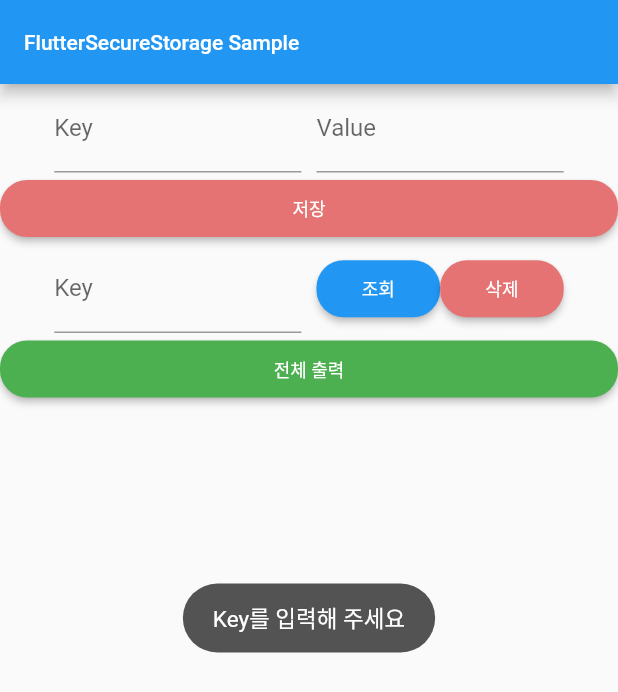
After one commit to baekhj/flutter_widget_sample, a Flutter app: the flutterSecureStorageSample screen opened directly, after a tap on "조회", on a phone screen of 412 x 824 dp. The commit adds this screen. Shown: the top 692 px of the screen. Run offline on Flutter 3.47's test engine with Material 2 defaults, Android fonts, the phone set to English and light mode, and no system bars; our stand-ins replace flutter_secure_storage, toast, tuple; missing offline and left inert: encrypt; accounts and stored records are empty.

Commit message:
flutterSecureStorage 샘플

```diff
--- a/lib/SAMPLE/AES/aesScryptoJSSample.dart
+++ b/lib/SAMPLE/AES/aesScryptoJSSample.dart
@@ -17,7 +17,6 @@ class aesScryptoJSSample extends StatefulWidget {
 
 class _aesScryptoJSSampleState extends State<aesScryptoJSSample> {
 
-  String _selectValue = '';
   TextEditingController txtCtr; //FieldController..
   TextEditingController keyTxtCtr; //FieldController..
   TextEditingController encTxtCtr; //FieldController..
@@ -34,7 +33,6 @@ class _aesScryptoJSSampleState extends State<aesScryptoJSSample> {
 
   @override
   Widget build(BuildContext context) {
-    print('빌드');
     return Scaffold(
       appBar: AppBar(
         title: Text(
--- a/lib/SAMPLE/BUTTON/buttonUtil.dart
+++ b/lib/SAMPLE/BUTTON/buttonUtil.dart
@@ -1,6 +1,6 @@
 import 'package:flutter/material.dart';
 
-SizedBox approBottomBtn(String btnNm, double btnSize, Function onClickEvent){
+SizedBox okBottomBtn(String btnNm, double btnSize, Function onClickEvent){
   return SizedBox(
     width: btnSize,
     child: RaisedButton(
--- a/lib/SAMPLE/DROPDOWN/dropdownSample.dart
+++ b/lib/SAMPLE/DROPDOWN/dropdownSample.dart
@@ -108,7 +108,7 @@ class _dropdownSampleState extends State<dropdownSample> {
                 _isDisable = true;
               });
             }),
-            approBottomBtn("활성화", MediaQuery.of(context).size.width*0.9, () {
+            okBottomBtn("활성화", MediaQuery.of(context).size.width*0.9, () {
               setState(() {
                 _isDisable = false;
               });
--- /dev/null
+++ b/lib/SAMPLE/STORAGE/flutterSecureStorageSample.dart
@@ -0,0 +1,219 @@
+import 'package:flutter/material.dart';
+import 'package:flutter_secure_storage/flutter_secure_storage.dart';
+import 'package:flutter_widget_sample/SAMPLE/BUTTON/buttonUtil.dart';
+import 'package:toast/toast.dart';
+
+
+/*
+flutter_secure_storage: ^4.1.0
+ */
+class flutterSecureStorageSample extends StatefulWidget {
+
+  final String title;
+  final Map<String, dynamic> data;
+
+  flutterSecureStorageSample({this.title, this.data});
+
+  @override
+  _flutterSecureStorageSampleState createState() => _flutterSecureStorageSampleState();
+}
+
+class _flutterSecureStorageSampleState extends State<flutterSecureStorageSample> {
+
+  TextEditingController keyTxtCtr; //FieldController..
+  TextEditingController valueTxtCtr; //FieldController..
+  TextEditingController searchTxtCtr; //FieldController..
+
+  List<ListTile> _bodyData = [];
+
+  @override
+  void initState() {
+    keyTxtCtr = TextEditingController();
+    valueTxtCtr = TextEditingController();
+    searchTxtCtr = TextEditingController();
+
+    //비동기로 데이터 한번 불러오기 정보를 불러오는 작업.
+    WidgetsBinding.instance.addPostFrameCallback((_) {
+      searchAllData();
+    });
+
+  }
+
+  @override
+  Widget build(BuildContext context) {
+    return Scaffold(
+      appBar: AppBar(
+        title: Text(
+          widget.title,
+          style: TextStyle(
+            fontSize: 14,
+          ),
+        ),
+      ),
+      body: SingleChildScrollView(
+        child: Column(
+          crossAxisAlignment: CrossAxisAlignment.center,
+          mainAxisAlignment: MainAxisAlignment.center,
+          children: [
+            Row(
+              crossAxisAlignment: CrossAxisAlignment.center,
+              mainAxisAlignment: MainAxisAlignment.center,
+              children: [
+                SizedBox(
+                  //width: double.infinity,
+                  width: MediaQuery.of(context).size.width*0.4,
+                  child: TextField(
+                    controller: keyTxtCtr,
+                    decoration: InputDecoration(
+                      labelText: "Key",
+                    ),
+                  ),
+                ),
+                Padding(padding: EdgeInsets.all(5)),
+                SizedBox(
+                  //width: double.infinity,
+                  width: MediaQuery.of(context).size.width*0.4,
+                  child: TextField(
+                    controller: valueTxtCtr,
+                    decoration: InputDecoration(
+                      labelText: "Value",
+                    ),
+                  ),
+                ),
+              ],
+            ),
+
+
+            cancelBottomBtn("저장", 1000, () {
+              String key = keyTxtCtr.text.toString();
+              String value = valueTxtCtr.text.toString();
+              if(key == null || key == '' || value == null || value == ''){
+                Toast.show("Key, Value를 모두 입력해 주세요", context, duration: 1, gravity: 1);
+                return;
+              }
+              FltSecStorage fss = new FltSecStorage();
+              fss.save(key, value);
+              searchAllData();
+            }),
+
+
+
+            Row(
+              crossAxisAlignment: CrossAxisAlignment.center,
+              mainAxisAlignment: MainAxisAlignment.center,
+              children: [
+
+                SizedBox(
+                  //width: double.infinity,
+                  width: MediaQuery.of(context).size.width*0.4,
+                  child: TextField(
+                    controller: searchTxtCtr,
+                    decoration: InputDecoration(
+                      labelText: "Key",
+                    ),
+                  ),
+                ),
+                Padding(padding: EdgeInsets.all(5)),
+
+                okBottomBtn("조회", MediaQuery.of(context).size.width*0.2, () async {
+                  String key = searchTxtCtr.text.toString();
+                  if(key == null || key == ''){
+                    Toast.show("Key를 입력해 주세요", context, duration: 1, gravity: 1);
+                    return;
+                  }
+                  FltSecStorage fss = new FltSecStorage();
+                  String value = await fss.getValue(key);
+                  _bodyData = [];
+                  if(value != null) _bodyData.add(createListTile({"key":key,"value":value}));
+                  setState(() {});
+                }),
+
+                cancelBottomBtn("삭제", MediaQuery.of(context).size.width*0.2, () {
+                  String key = searchTxtCtr.text.toString();
+                  if(key == null || key == ''){
+                    Toast.show("Key를 입력해 주세요", context, duration: 1, gravity: 1);
+                    return;
+                  }
+                  FltSecStorage fss = new FltSecStorage();
+                  fss.delete(key);
+                  searchAllData();
+                }),
+              ],
+            ),
+
+
+
+            defaultBottomBtn("전체 출력", 1000, searchAllData),
+
+            Container(
+              //height: double.infinity,
+              height: MediaQuery.of(context).size.height*.5,
+              padding: EdgeInsets.all(10),
+              child: ListView(
+                children: _bodyData,
+              ),
+            )
+          ],
+        ),
+      ),
+    );
+  }
+
+  void searchAllData() async {
+    FltSecStorage fss = new FltSecStorage();
+    Map<String, String> map = await fss.getAllData();
+    _bodyData = [];
+    map.forEach((key, value) {
+      _bodyData.add(createListTile({"key":key,"value":value}));
+    });
+    setState(() {});
+  }
+
+  ListTile createListTile(Map<String, String> data){
+    return ListTile(
+      title : Row(
+        children: [
+          Icon(Icons.vpn_key),
+          Text(
+            data['key'],
+            style: TextStyle(
+              fontSize: 15,
+            ),
+          ),
+          Icon(Icons.arrow_forward_outlined),
+          Text(
+            data['value'],
+            style: TextStyle(
+              fontSize: 15,
+            ),
+          ),
+        ],
+      ),
+    );
+  }
+
+}
+
+
+class FltSecStorage {
+
+  static final storage = new FlutterSecureStorage();
+
+  void save(String key, String value) {
+    storage.write(
+        key: key
+        , value: value
+    );
+  }
+  Future<String> getValue(String key) async {
+    String val = await storage.read(key: key);
+    return val;
+  }
+  Future<Map<String, String>> getAllData() async {
+    Map<String, String> allData = await storage.readAll();
+    return allData;
+  }
+  void delete(String key){
+    storage.delete(key: key);
+  }
+}
--- a/lib/sampleList.dart
+++ b/lib/sampleList.dart
@@ -2,6 +2,7 @@ import 'package:flutter/material.dart';
 import 'package:flutter_widget_sample/SAMPLE/AES/aesScryptoJSSample.dart';
 import 'package:flutter_widget_sample/SAMPLE/DATEPICKER/datePickerSample.dart';
 import 'package:flutter_widget_sample/SAMPLE/DROPDOWN/dropdownSample.dart';
+import 'package:flutter_widget_sample/SAMPLE/STORAGE/flutterSecureStorageSample.dart';
 import 'package:flutter_widget_sample/SAMPLE/SWIPE/swipeSample_list.dart';
 import 'package:flutter_widget_sample/SAMPLE/TEXT/TextWidget.dart';
 
@@ -71,7 +72,11 @@ class _SampleListState extends State<SampleList> {
       ),
       RowData(
           info: 'aesScryptoJSSample Sample',
-          widget: aesScryptoJSSample(title: 'aesScryptoJSSample Sample')
+          widget: aesScryptoJSSample(title: 'aesScryptoJSSample Sample (암/복호화)')
+      ),
+      RowData(
+          info: 'FlutterSecureStorage Sample',
+          widget: flutterSecureStorageSample(title: 'FlutterSecureStorage Sample')
       ),
 
     ];
--- a/pubspec.yaml
+++ b/pubspec.yaml
@@ -28,6 +28,10 @@ dependencies:
   # The following adds the Cupertino Icons font to your application.
   # Use with the CupertinoIcons class for iOS style icons.
   cupertino_icons: ^1.0.2
+
+  #스토리지
+  flutter_secure_storage: ^4.1.0
+  shared_preferences: ^2.0.5
 
   # CryptoJS 위한...
   tuple: ^1.0.3
```
Also changed, not shown: pubspec.lock.
